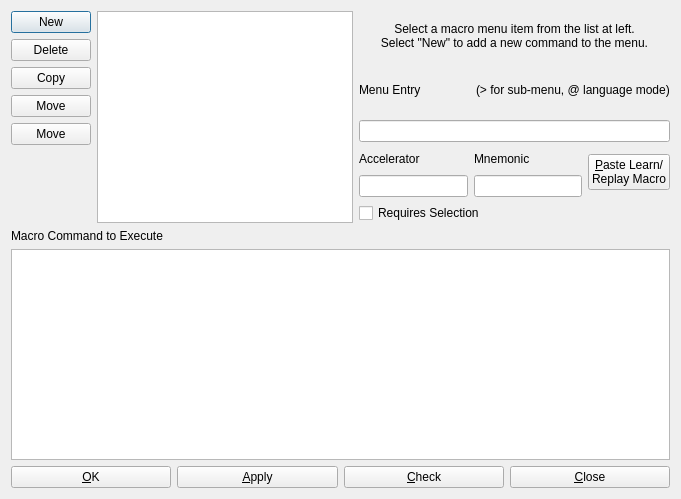
Above: source/ui/DialogWindowBackgroundMenu.ui from eteran/nedit-ng before the change. Below: the same form after it.
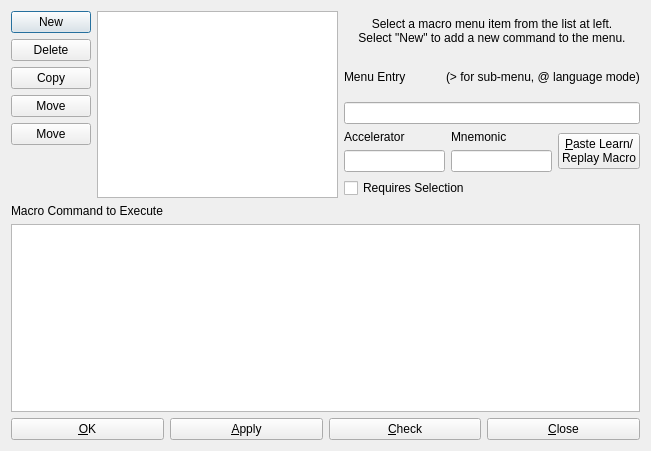
That is the form after the change. Icons and pictures are not drawn. Custom widgets are drawn as their Qt base class.

Patch:
```diff
--- a/source/ui/DialogWindowBackgroundMenu.ui
+++ b/source/ui/DialogWindowBackgroundMenu.ui
@@ -6,8 +6,8 @@
    <rect>
     <x>0</x>
     <y>0</y>
-    <width>681</width>
-    <height>499</height>
+    <width>651</width>
+    <height>451</height>
    </rect>
   </property>
   <property name="windowTitle">
```
Left out of the diff: 24 changed lines with no effect on the pictures.
